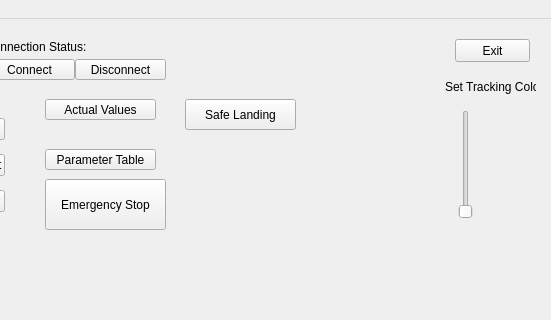
Above: app/gui/main_window.ui from saccharios/FollowMeFlie before the change; both pictures show x 135 to 686 and y 0 to 320 of the 686 by 603 pixel window. Below: the same form after it.
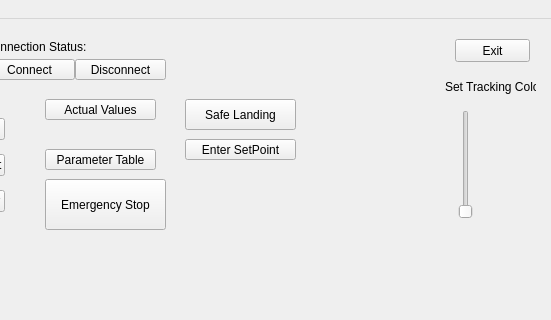
That is the form after the change.

Commit message: Add  from set_point_dialog and push button to call it from main window

What changed in the file:
```diff
--- a/app/gui/main_window.ui
+++ b/app/gui/main_window.ui
@@ -270,6 +270,19 @@
      <string>Emergency Stop</string>
     </property>
    </widget>
+   <widget class="QPushButton" name="pushButton_EnterSetPoint">
+    <property name="geometry">
+     <rect>
+      <x>320</x>
+      <y>120</y>
+      <width>111</width>
+      <height>21</height>
+     </rect>
+    </property>
+    <property name="text">
+     <string>Enter SetPoint</string>
+    </property>
+   </widget>
   </widget>
   <widget class="QMenuBar" name="menuBar">
    <property name="geometry">
```
The commit also changes 6 other files.
